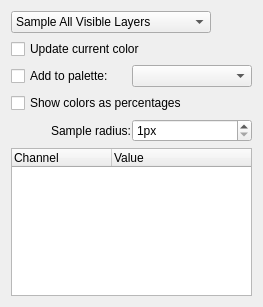
Before: the Qt Designer form krita/plugins/tools/defaulttools/wdgcolorpicker.ui in KDE/krita, drawn with Qt 5.
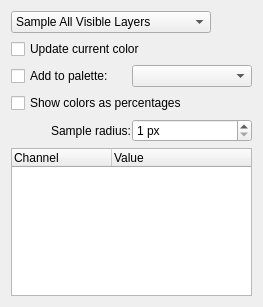
After: the same form once the commit is applied. Custom widgets are drawn as their Qt base class.

The edit to the form file:
```diff
--- a/krita/plugins/tools/defaulttools/wdgcolorpicker.ui
+++ b/krita/plugins/tools/defaulttools/wdgcolorpicker.ui
@@ -61,7 +61,7 @@
      <item>
       <widget class="QSpinBox" name="radius">
        <property name="suffix">
-        <string>px</string>
+        <string> px</string>
        </property>
        <property name="minimum">
         <number>1</number>
```
